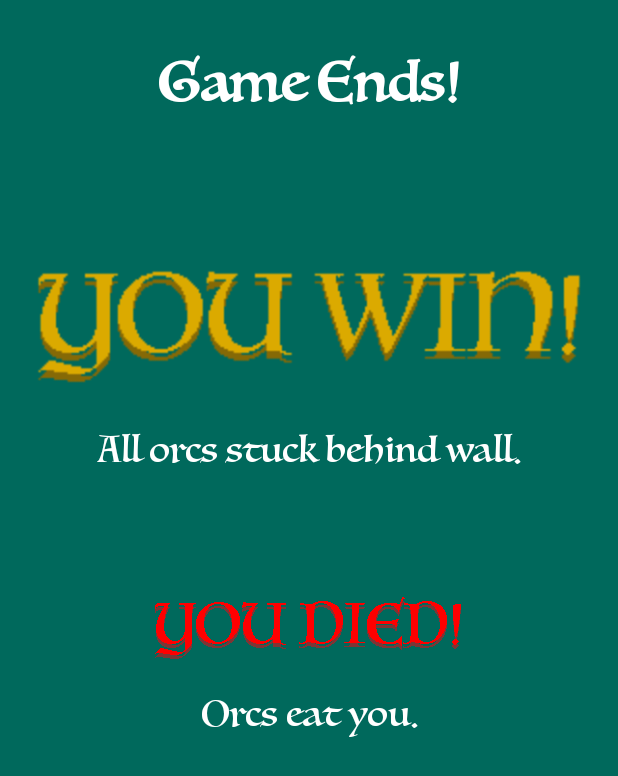
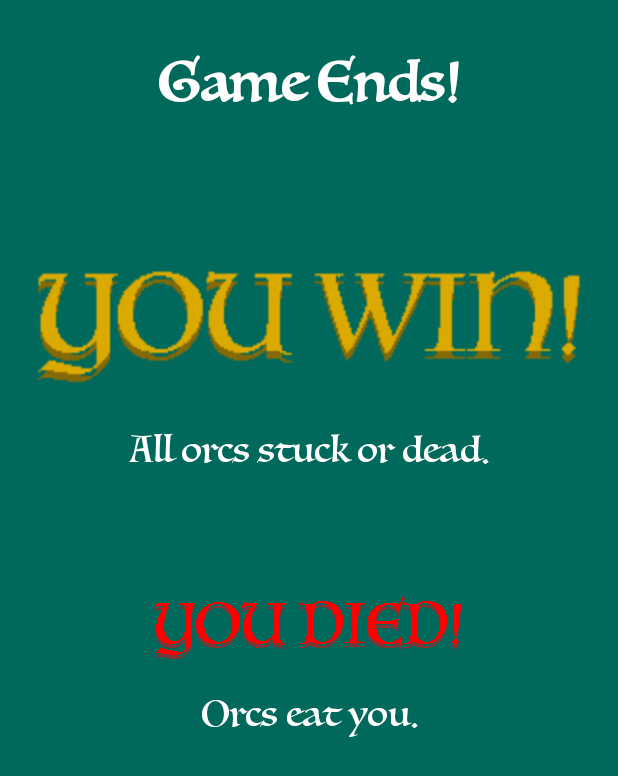
Before and after one commit to dakirk/SwitcherApp, an Android app: the layout tutorial_slide_4.xml on its own in the app's theme, with its tools: preview values and no code run, on a phone screen of 412 x 824 dp. Shown: the top 776 px of the screen. Run offline under Robolectric (Android 15) with nearby library versions, the phone set to English and light mode, and no system bars.

Commit message:
added hints and changed a new string

```diff
--- a/app/src/main/res/values/strings.xml
+++ b/app/src/main/res/values/strings.xml
@@ -22,7 +22,7 @@
     <string name="Swap">TELEPORT!</string>
     <string name="stuck">Orc is stuck and cannot move.</string>
     <string name="End">Game Ends!</string>
-    <string name="Win">All orcs stuck behind wall.</string>
+    <string name="Win">All orcs stuck or dead.</string>
     <string name="Lose">Orcs eat you.</string>
     <string name="widget_to_show_win_or_loss_message">widget to show win or loss message</string>
     <string name="Level_Select_Message"> Please select a level</string>
```
